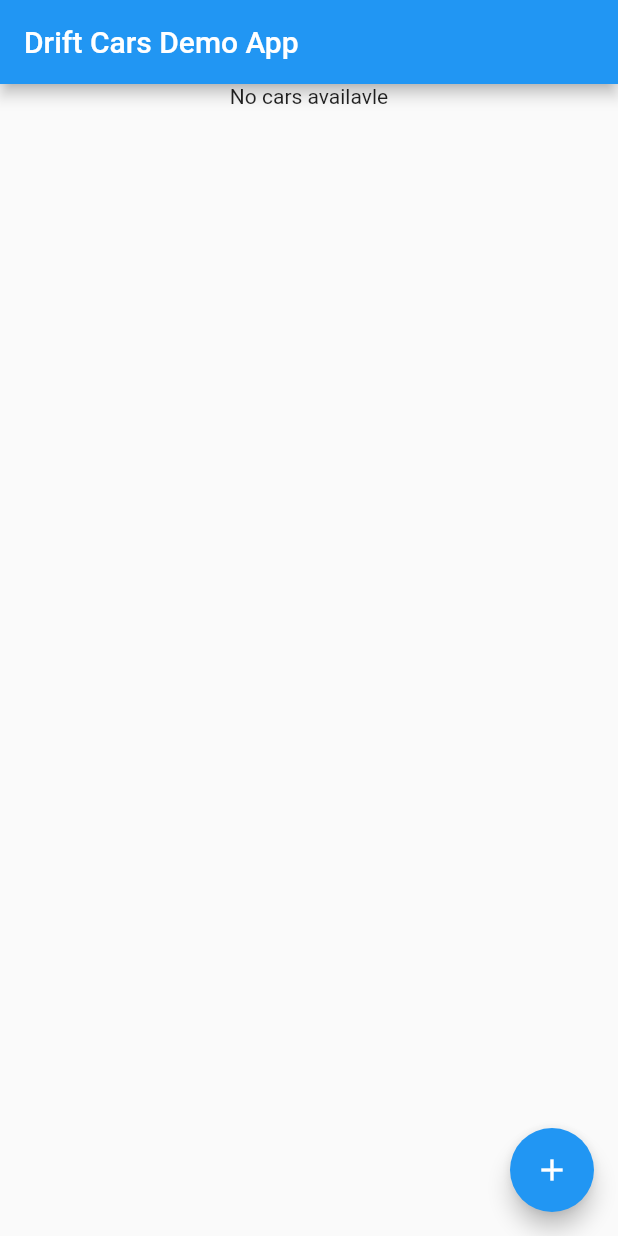
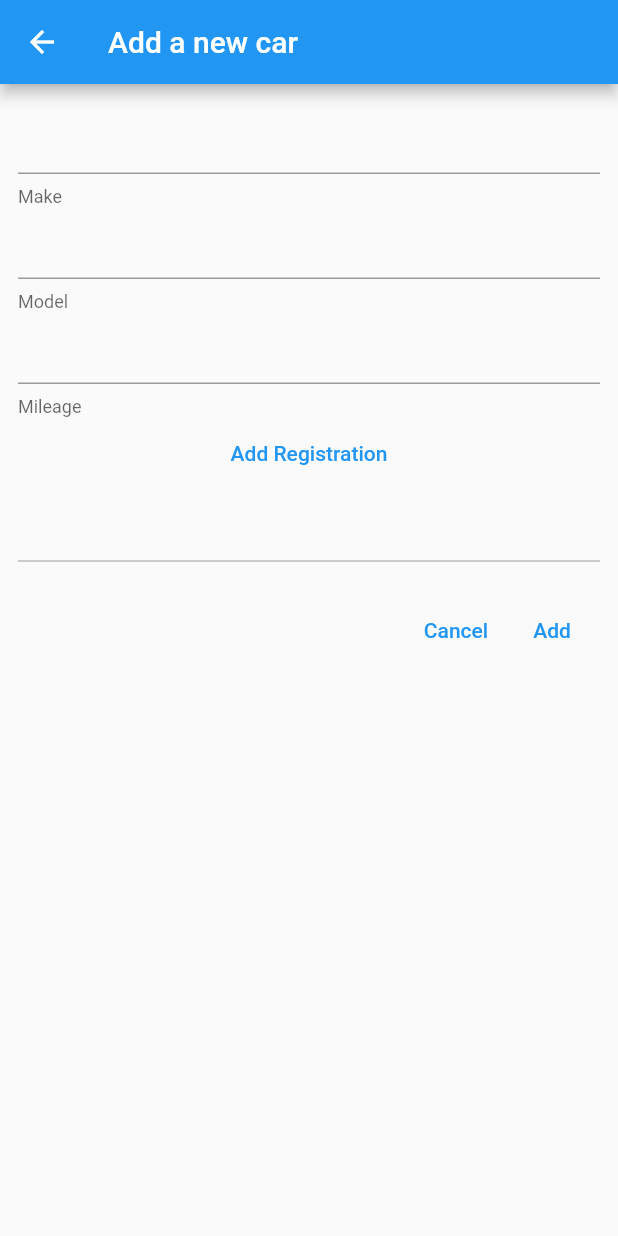
Before and after one commit to PatrickBTUD/flutter_databases, a Flutter app: the screen it shows after launch, after a tap on the "add" icon, on a phone screen of 412 x 824 dp. Run offline on Flutter 3.47's test engine with Material 2 defaults, Android fonts, the phone set to English and light mode, and no system bars; our stand-ins replace auto_route, drift, flutter_hooks, flutter_riverpod, hooks_riverpod; missing offline and left inert: month_year_picker; accounts and stored records are empty; generated files the repository leaves out were written again.

Commit message:
[ADD] added cars stream, added router, added screen to add cars
moved home screen to own file

```diff
--- a/drift_cars/lib/data/cars/data_source/car_local_data_source.dart
+++ b/drift_cars/lib/data/cars/data_source/car_local_data_source.dart
@@ -4,4 +4,5 @@ import 'package:drift_cars/domain/car.dart';
 abstract class CarLocalDataSource {
   Future<void> addCar(Car car);
   Future<List<CarDtoData>> getCars();
+  Stream<List<CarDtoData>> get carsStream;
 }
--- a/drift_cars/lib/data/cars/data_source/car_local_data_source_impl.dart
+++ b/drift_cars/lib/data/cars/data_source/car_local_data_source_impl.dart
@@ -18,6 +18,8 @@ final carLocalDataSourceProvider = Provider((_) => CarLocalDataSourceImpl());
 final getCarsProvider = FutureProvider<List<CarDtoData>>((ref) {
   return ref.read(carLocalDataSourceProvider).getCars();
 });
+
+final carsStreamProvider = StreamProvider((ref) => ref.read(carLocalDataSourceProvider).carsStream);
 
 @DriftDatabase(tables: [CarDto])
 class CarLocalDataSourceImpl extends _$CarLocalDataSourceImpl implements CarLocalDataSource {
@@ -40,6 +42,9 @@ class CarLocalDataSourceImpl extends _$CarLocalDataSourceImpl implements CarLoca
 
   @override
   Future<List<CarDtoData>> getCars() => select(carDto).get();
+
+  @override
+  Stream<List<CarDtoData>> get carsStream => select(carDto).watch();
 }
 
 LazyDatabase _openConnection() {
--- a/drift_cars/lib/main.dart
+++ b/drift_cars/lib/main.dart
@@ -1,99 +1,32 @@
-import 'package:drift_cars/data/cars/data_source/car_local_data_source_impl.dart';
-import 'package:drift_cars/domain/car.dart';
+import 'package:drift_cars/ui/router/app_router.dart';
 import 'package:flutter/material.dart';
 import 'package:flutter_riverpod/flutter_riverpod.dart';
+import 'package:month_year_picker/month_year_picker.dart';
+import 'package:flutter_localizations/flutter_localizations.dart';
 
 void main() {
-  runApp(const MyApp());
+  runApp(MyApp());
 }
 
 class MyApp extends StatelessWidget {
-  const MyApp({super.key});
+  final _appRouter = AppRouter();
+
+  MyApp({super.key});
 
   @override
   Widget build(BuildContext context) {
     return ProviderScope(
-      child: MaterialApp(
+      child: MaterialApp.router(
         title: 'Flutter Demo',
         theme: ThemeData(
           primarySwatch: Colors.blue,
         ),
-        home: const MyHomePage(),
+        routerConfig: _appRouter.config(),
+        localizationsDelegates: const [
+          GlobalMaterialLocalizations.delegate,
+          MonthYearPickerLocalizations.delegate,
+        ],
       ),
     );
   }
 }
-
-class MyHomePage extends ConsumerWidget {
-  const MyHomePage({super.key});
-
-  @override
-  Widget build(BuildContext context, WidgetRef ref) {
-    final cars = ref.watch(getCarsProvider);
-    return Scaffold(
-      appBar: AppBar(
-        title: const Text('Drift Cars Demo App'),
-      ),
-      body: cars.when(
-        data: (data) => ListView.builder(
-          itemCount: data.length + 1,
-          itemBuilder: (context, index) {
-            if (data.isEmpty) {
-              return const Center(
-                child: Text('No cars availavle'),
-              );
-            }
-            if (index == 0) {
-              return Padding(
-                padding: const EdgeInsets.all(12.0),
-                child: Row(
-                  mainAxisAlignment: MainAxisAlignment.spaceBetween,
-                  children: const [
-                    Text('Make'),
-                    Text('Model'),
-                    Text('Milage'),
-                    Text('Registration date'),
-                  ],
-                ),
-              );
-            }
-            index -= 1;
-            return Padding(
-              padding: const EdgeInsets.all(12.0),
-              child: Row(
-                mainAxisAlignment: MainAxisAlignment.spaceBetween,
-                children: [
-                  Text(data[index].make),
-                  Text(data[index].model),
-                  Text('${data[index].kilometers / 1000} km'),
-                  Text(
-                      '${data[index].registrationDate.month}/${data[index].registrationDate.year}'),
-                ],
-              ),
-            );
-          },
-        ),
-        error: (_, __) => const Center(
-          child: Text('An error occurred'),
-        ),
-        loading: () => const Center(
-          child: CircularProgressIndicator(),
-        ),
-      ),
-      floatingActionButton: FloatingActionButton(
-        onPressed: () {
-          ref.read(carLocalDataSourceProvider).addCar(
-                Car(
-                  make: 'BMW',
-                  model: '5.30',
-                  kilometers: 100000,
-                  registrationDate: DateTime(2019, 06),
-                ),
-              );
-        },
-        tooltip: 'Add a bmw car',
-        child: const Icon(Icons.add),
-      ),
-    );
-  }
-}
--- /dev/null
+++ b/drift_cars/lib/ui/router/app_router.dart
@@ -0,0 +1,12 @@
+import 'package:auto_route/auto_route.dart';
+
+import 'app_router.gr.dart';
+
+@AutoRouterConfig(replaceInRouteName: 'Screen,Route')
+class AppRouter extends $AppRouter {
+  @override
+  final List<AutoRoute> routes = [
+    AutoRoute(page: HomeRoute.page, path: '/',),
+    AutoRoute(page: AddCarRoute.page, path: '/add-car',),
+  ];
+}
--- /dev/null
+++ b/drift_cars/lib/ui/screens/add_car_screen.dart
@@ -0,0 +1,128 @@
+import 'package:auto_route/auto_route.dart';
+import 'package:drift_cars/data/cars/data_source/car_local_data_source_impl.dart';
+import 'package:drift_cars/domain/car.dart';
+import 'package:flutter/material.dart';
+import 'package:hooks_riverpod/hooks_riverpod.dart';
+import 'package:flutter_hooks/flutter_hooks.dart';
+import 'package:month_year_picker/month_year_picker.dart';
+
+@RoutePage()
+class AddCarScreen extends HookConsumerWidget {
+  final _formKey = GlobalKey<FormState>();
+
+  AddCarScreen({Key? key}) : super(key: key);
+
+  @override
+  Widget build(BuildContext context, WidgetRef ref) {
+    final makeController = useTextEditingController();
+    final modelController = useTextEditingController();
+    final kilometersController = useTextEditingController();
+    final registrationController = useTextEditingController();
+    return Scaffold(
+      appBar: AppBar(
+        title: const Text('Add a new car'),
+      ),
+      body: Padding(
+        padding: const EdgeInsets.all(12.0),
+        child: Form(
+          key: _formKey,
+          child: Flex(
+            direction: Axis.vertical,
+            children: [
+              TextFormField(
+                controller: makeController,
+                decoration: const InputDecoration(
+                  helperText: 'Make',
+                ),
+                validator: (value) {
+                  if (value?.isEmpty ?? true) {
+                    return 'Make should not be empty';
+                  }
+                  return null;
+                },
+              ),
+              TextFormField(
+                controller: modelController,
+                decoration: const InputDecoration(
+                  helperText: 'Model',
+                ),
+                validator: (value) {
+                  if (value?.isEmpty ?? true) {
+                    return 'Model should not be empty';
+                  }
+                  return null;
+                },
+              ),
+              TextFormField(
+                controller: kilometersController,
+                decoration: const InputDecoration(
+                  helperText: 'Mileage',
+                ),
+                keyboardType: TextInputType.number,
+                validator: (value) {
+                  if (value?.isEmpty ?? true) {
+                    return 'Kilometers should not be empty';
+                  }
+                  return null;
+                },
+              ),
+              TextButton(
+                onPressed: () async {
+                  final selected = await showMonthYearPicker(
+                    context: context,
+                    initialDate: DateTime.now(),
+                    firstDate: DateTime(1886),
+                    lastDate: DateTime.now(),
+                  );
+                  registrationController.text = selected?.toIso8601String() ?? '';
+                },
+                child: const Text('Add Registration'),
+              ),
+              TextFormField(
+                controller: registrationController,
+                enabled: false,
+                decoration: const InputDecoration(
+                  helperText: 'Registration date',
+                ),
+                keyboardType: TextInputType.datetime,
+                validator: (value) {
+                  if (value?.isEmpty ?? true) {
+                    return 'Registration date should not be empty';
+                  }
+                  return null;
+                },
+              ),
+              Row(
+                mainAxisAlignment: MainAxisAlignment.end,
+                children: [
+                  TextButton(
+                    onPressed: () {
+                      Navigator.of(context).pop();
+                    },
+                    child: const Text('Cancel'),
+                  ),
+                  TextButton(
+                    onPressed: () async {
+                      if (_formKey.currentState?.validate() ?? false) {
+                        await ref.read(carLocalDataSourceProvider).addCar(
+                              Car(
+                                make: makeController.text,
+                                model: modelController.text,
+                                kilometers: int.parse(kilometersController.text),
+                                registrationDate: DateTime.parse(registrationController.text),
+                              ),
+                            );
+                        AutoRouter.of(context).pop();
+                      }
+                    },
+                    child: const Text('Add'),
+                  ),
+                ],
+              )
+            ],
+          ),
+        ),
+      ),
+    );
+  }
+}
--- /dev/null
+++ b/drift_cars/lib/ui/screens/home_screen.dart
@@ -0,0 +1,73 @@
+import 'package:auto_route/auto_route.dart';
+import 'package:drift_cars/data/cars/data_source/car_local_data_source_impl.dart';
+import 'package:drift_cars/ui/router/app_router.gr.dart';
+import 'package:flutter/material.dart';
+import 'package:flutter_riverpod/flutter_riverpod.dart';
+
+@RoutePage()
+class HomeScreen extends ConsumerWidget {
+  const HomeScreen({super.key});
+
+  @override
+  Widget build(BuildContext context, WidgetRef ref) {
+    final carsStream = ref.watch(carsStreamProvider);
+    return Scaffold(
+      appBar: AppBar(
+        title: const Text('Drift Cars Demo App'),
+      ),
+      body: carsStream.when(
+        data: (data) => ListView.builder(
+          itemCount: data.length + 1,
+          itemBuilder: (context, index) {
+            if (data.isEmpty) {
+              return const Center(
+                child: Text('No cars availavle'),
+              );
+            }
+            if (index == 0) {
+              return Padding(
+                padding: const EdgeInsets.all(12.0),
+                child: Row(
+                  mainAxisAlignment: MainAxisAlignment.spaceBetween,
+                  children: const [
+                    Text('Make'),
+                    Text('Model'),
+                    Text('Milage'),
+                    Text('Registration date'),
+                  ],
+                ),
+              );
+            }
+            index -= 1;
+            return Padding(
+              padding: const EdgeInsets.all(12.0),
+              child: Row(
+                mainAxisAlignment: MainAxisAlignment.spaceBetween,
+                children: [
+                  Text(data[index].make),
+                  Text(data[index].model),
+                  Text('${data[index].kilometers / 1000} tsd. km'),
+                  Text(
+                      '${data[index].registrationDate.month}/${data[index].registrationDate.year}'),
+                ],
+              ),
+            );
+          },
+        ),
+        error: (_, __) => const Center(
+          child: Text('An error occurred'),
+        ),
+        loading: () => const Center(
+          child: CircularProgressIndicator(),
+        ),
+      ),
+      floatingActionButton: FloatingActionButton(
+        onPressed: () {
+          AutoRouter.of(context).navigate(AddCarRoute());
+        },
+        tooltip: 'Add a car',
+        child: const Icon(Icons.add),
+      ),
+    );
+  }
+}
--- a/drift_cars/pubspec.yaml
+++ b/drift_cars/pubspec.yaml
@@ -13,7 +13,12 @@ dependencies:
   drift: ^2.7.0
   flutter:
     sdk: flutter
+  flutter_localizations:
+    sdk: flutter
   flutter_riverpod: ^2.3.4
+  hooks_riverpod: ^2.3.4
+  flutter_hooks: ^0.18.6
+  month_year_picker: ^0.2.0+3
   path_provider: ^2.0.14
   path: ^1.8.2
   sqlite3_flutter_libs: ^0.5.13
```
Also changed, not shown: drift_cars/lib/ui/router/app_router.gr.dart (added), 1 other file.
